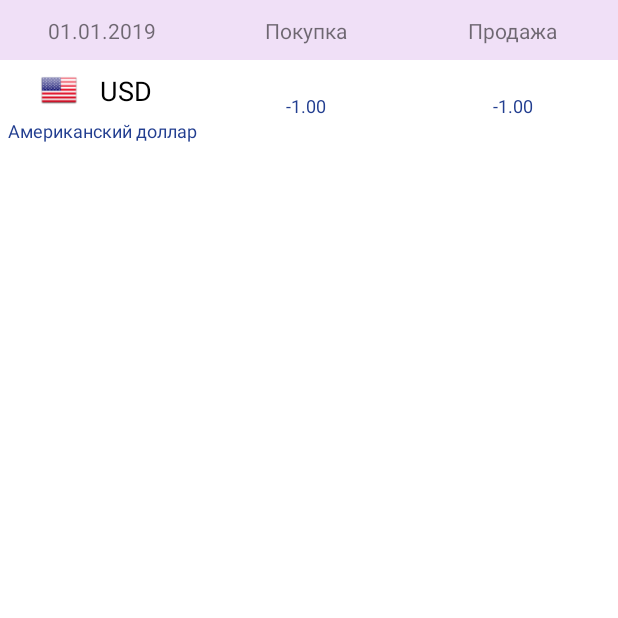
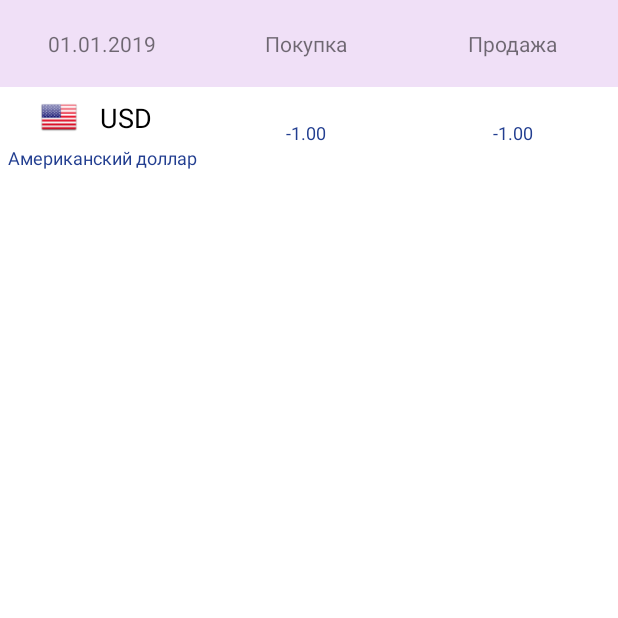
Before and after one commit to VtorovN/WorldSkillsBank, an Android app: the CourseActivity screen opened directly, with no data from a screen before it, on a phone screen of 412 x 824 dp, the top half of it. Run offline under Robolectric (Android 15) with nearby library versions, the phone set to English and light mode, and no system bars.

Commit message:
Fixed CourseActivity title size, renamed layout for further use

```diff
--- a/app/src/main/AndroidManifest.xml
+++ b/app/src/main/AndroidManifest.xml
@@ -19,7 +19,7 @@
                 <category android:name="android.intent.category.LAUNCHER" />
             </intent-filter>
         </activity>
-        <activity android:name=".CourseActivity"></activity>
+        <activity android:name=".CourseActivity" />
     </application>
 
 </manifest>
--- a/app/src/main/res/layout/activity_course.xml
+++ b/app/src/main/res/layout/activity_course.xml
@@ -2,7 +2,7 @@
 <android.support.constraint.ConstraintLayout xmlns:android="http://schemas.android.com/apk/res/android"
     xmlns:app="http://schemas.android.com/apk/res-auto"
     xmlns:tools="http://schemas.android.com/tools"
-    android:id="@+id/ConstraintLayout"
+    android:id="@+id/course_constraint_layout"
     android:layout_width="match_parent"
     android:layout_height="match_parent"
     android:background="#FFFFFF"
@@ -11,8 +11,10 @@
     <android.support.constraint.ConstraintLayout
         android:id="@+id/course_layout_heading"
         android:layout_width="match_parent"
-        android:layout_height="40dp"
-        android:background="#F0E0F7">
+        android:layout_height="0dp"
+        android:background="#F0E0F7"
+        app:layout_constraintBottom_toTopOf="@+id/course_guideline_title_bot"
+        app:layout_constraintTop_toTopOf="parent">
 
         <android.support.constraint.Guideline
             android:id="@+id/course_guideline1"
@@ -78,6 +80,13 @@
         app:layout_constraintBottom_toBottomOf="parent"
         app:layout_constraintEnd_toEndOf="parent"
         app:layout_constraintStart_toStartOf="parent"
-        app:layout_constraintTop_toBottomOf="@+id/course_layout_heading"/>
+        app:layout_constraintTop_toBottomOf="@+id/course_layout_heading" />
+
+    <android.support.constraint.Guideline
+        android:id="@+id/course_guideline_title_bot"
+        android:layout_width="wrap_content"
+        android:layout_height="wrap_content"
+        android:orientation="horizontal"
+        app:layout_constraintGuide_percent="0.07054674" />
 
 </android.support.constraint.ConstraintLayout>
```
